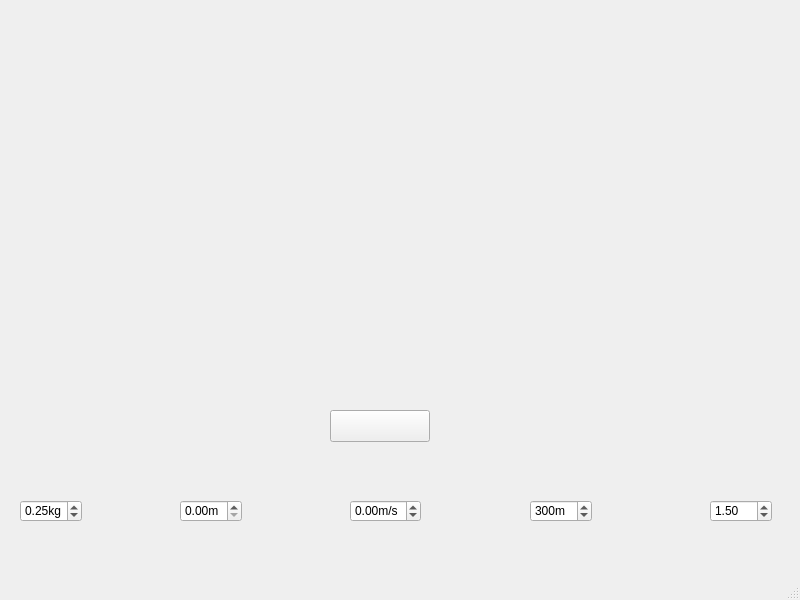
Before: the Qt Designer form mainwindow.ui in Kondratsenka/ParachuteRocket, drawn with Qt 5.
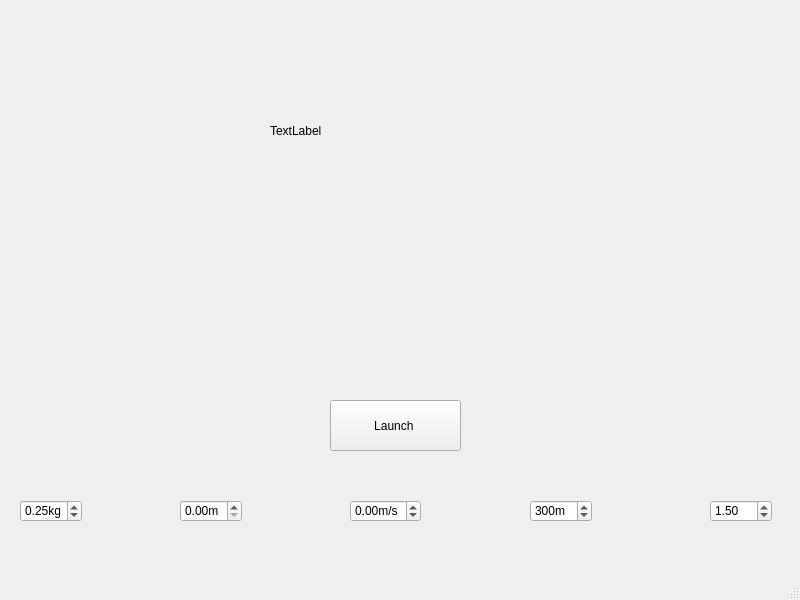
After: the same form once the commit is applied.

Patch:
```diff
--- a/mainwindow.ui
+++ b/mainwindow.ui
@@ -131,13 +131,29 @@
     <property name="geometry">
      <rect>
       <x>330</x>
-      <y>410</y>
-      <width>100</width>
-      <height>32</height>
+      <y>400</y>
+      <width>131</width>
+      <height>51</height>
      </rect>
     </property>
     <property name="text">
-     <string/>
+     <string>Launch </string>
+    </property>
+   </widget>
+   <widget class="QLabel" name="label_status">
+    <property name="geometry">
+     <rect>
+      <x>270</x>
+      <y>110</y>
+      <width>361</width>
+      <height>41</height>
+     </rect>
+    </property>
+    <property name="styleSheet">
+     <string notr="true">ui-&gt;labelStatus-&gt;setStyleSheet(&quot;color: green;&quot;);</string>
+    </property>
+    <property name="text">
+     <string>TextLabel</string>
     </property>
    </widget>
   </widget>
```
